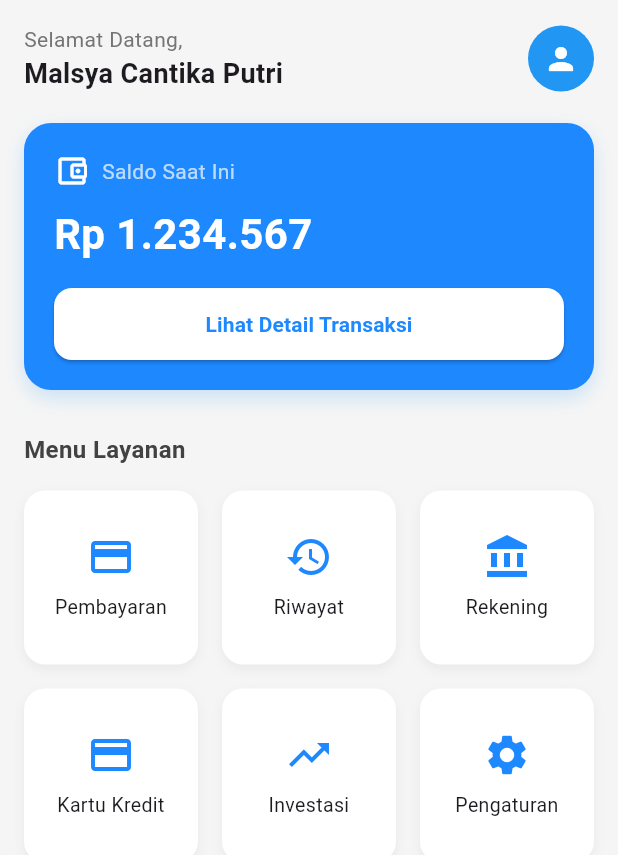
After one commit to malsyacantika/prak-mobillanjut-2317051039, a Flutter app: the DashboardScreen screen opened by its route, on a phone screen of 412 x 824 dp. The commit adds this screen. Shown: the top 855 px of the screen. Run offline on Flutter 3.47's test engine with Material 3 defaults, Android fonts, the phone set to English and light mode, and no system bars.

Commit message:
membuat tampilan dashboard

```diff
--- /dev/null
+++ b/lib/screens/dashboard_screen.dart
@@ -0,0 +1,177 @@
+import 'package:flutter/material.dart';
+
+class DashboardScreen extends StatelessWidget {
+  static const String route = '/dashboard';
+
+  const DashboardScreen({super.key});
+
+  @override
+  Widget build(BuildContext context) {
+    return Scaffold(
+      backgroundColor: Colors.grey[100],
+      body: SafeArea(
+        child: SingleChildScrollView(
+          padding: const EdgeInsets.all(16.0),
+          child: Column(
+            crossAxisAlignment: CrossAxisAlignment.start,
+            children: [
+              // --- Header ---
+              Row(
+                mainAxisAlignment: MainAxisAlignment.spaceBetween,
+                children: [
+                  Column(
+                    crossAxisAlignment: CrossAxisAlignment.start,
+                    children: [
+                      Text(
+                        "Selamat Datang,",
+                        style: TextStyle(fontSize: 14, color: Colors.grey[600]),
+                      ),
+                      const Text(
+                        "Malsya Cantika Putri",
+                        style: TextStyle(
+                          fontSize: 18,
+                          fontWeight: FontWeight.bold,
+                        ),
+                      ),
+                    ],
+                  ),
+                  const CircleAvatar(
+                    radius: 22,
+                    backgroundColor: Colors.blue,
+                    child: Icon(Icons.person, color: Colors.white),
+                  ),
+                ],
+              ),
+
+              const SizedBox(height: 20),
+
+              // --- Kartu Saldo ---
+              Container(
+                width: double.infinity,
+                padding: const EdgeInsets.all(20),
+                decoration: BoxDecoration(
+                  color: const Color(0xFF1E88FF),
+                  borderRadius: BorderRadius.circular(18),
+                  boxShadow: [
+                    BoxShadow(
+                      color: Colors.blue.withOpacity(0.2),
+                      blurRadius: 10,
+                      offset: const Offset(0, 5),
+                    ),
+                  ],
+                ),
+                child: Column(
+                  crossAxisAlignment: CrossAxisAlignment.start,
+                  children: [
+                    Row(
+                      children: const [
+                        Icon(Icons.account_balance_wallet_outlined,
+                            color: Colors.white),
+                        SizedBox(width: 8),
+                        Text(
+                          "Saldo Saat Ini",
+                          style: TextStyle(color: Colors.white70, fontSize: 14),
+                        ),
+                      ],
+                    ),
+                    const SizedBox(height: 10),
+                    const Text(
+                      "Rp 1.234.567",
+                      style: TextStyle(
+                        fontSize: 28,
+                        fontWeight: FontWeight.bold,
+                        color: Colors.white,
+                      ),
+                    ),
+                    const SizedBox(height: 16),
+                    SizedBox(
+                      width: double.infinity,
+                      child: ElevatedButton(
+                        onPressed: () {},
+                        style: ElevatedButton.styleFrom(
+                          backgroundColor: Colors.white,
+                          foregroundColor: const Color(0xFF1E88FF),
+                          shape: RoundedRectangleBorder(
+                            borderRadius: BorderRadius.circular(12),
+                          ),
+                          padding: const EdgeInsets.symmetric(vertical: 14),
+                        ),
+                        child: const Text(
+                          "Lihat Detail Transaksi",
+                          style: TextStyle(
+                              fontSize: 14, fontWeight: FontWeight.w600),
+                        ),
+                      ),
+                    ),
+                  ],
+                ),
+              ),
+
+              const SizedBox(height: 28),
+
+              // --- Menu Layanan ---
+              Text(
+                "Menu Layanan",
+                style: TextStyle(
+                  fontSize: 16,
+                  fontWeight: FontWeight.bold,
+                  color: Colors.grey[800],
+                ),
+              ),
+              const SizedBox(height: 16),
+
+              GridView.count(
+                crossAxisCount: 3,
+                shrinkWrap: true,
+                physics: const NeverScrollableScrollPhysics(),
+                crossAxisSpacing: 16,
+                mainAxisSpacing: 16,
+                children: [
+                  _buildMenuItem(Icons.payment, "Pembayaran"),
+                  _buildMenuItem(Icons.history, "Riwayat"),
+                  _buildMenuItem(Icons.account_balance, "Rekening"),
+                  _buildMenuItem(Icons.credit_card, "Kartu Kredit"),
+                  _buildMenuItem(Icons.trending_up, "Investasi"),
+                  _buildMenuItem(Icons.settings, "Pengaturan"),
+                ],
+              ),
+            ],
+          ),
+        ),
+      ),
+    );
+  }
+
+  // Builder item menu
+  Widget _buildMenuItem(IconData icon, String label) {
+    return Container(
+      decoration: BoxDecoration(
+        color: Colors.white,
+        borderRadius: BorderRadius.circular(14.0),
+        boxShadow: [
+          BoxShadow(
+            color: Colors.black.withOpacity(0.05),
+            blurRadius: 6,
+            offset: const Offset(0, 3),
+          ),
+        ],
+      ),
+      child: InkWell(
+        borderRadius: BorderRadius.circular(14.0),
+        onTap: () {},
+        child: Column(
+          mainAxisAlignment: MainAxisAlignment.center,
+          children: [
+            Icon(icon, size: 32, color: const Color(0xFF1E88FF)),
+            const SizedBox(height: 8),
+            Text(
+              label,
+              textAlign: TextAlign.center,
+              style: const TextStyle(fontSize: 13),
+            ),
+          ],
+        ),
+      ),
+    );
+  }
+}
```
Also changed, not shown: lib/main.dart (+5 -26 lines), lib/screens/login_screen.dart (+19 -25 lines), lib/screens/signup_screen.dart (+45 -20 lines).
